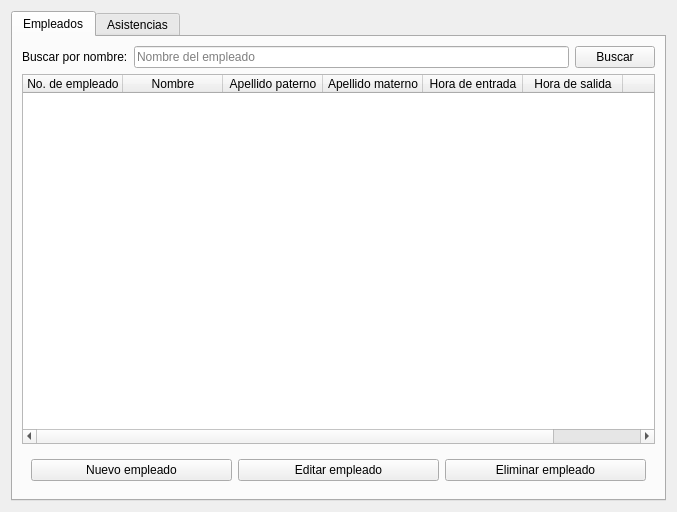
Old version of the form ui/VentanaAdministrador.ui in the repository kevin-luna/AsistenciaEmpleados.
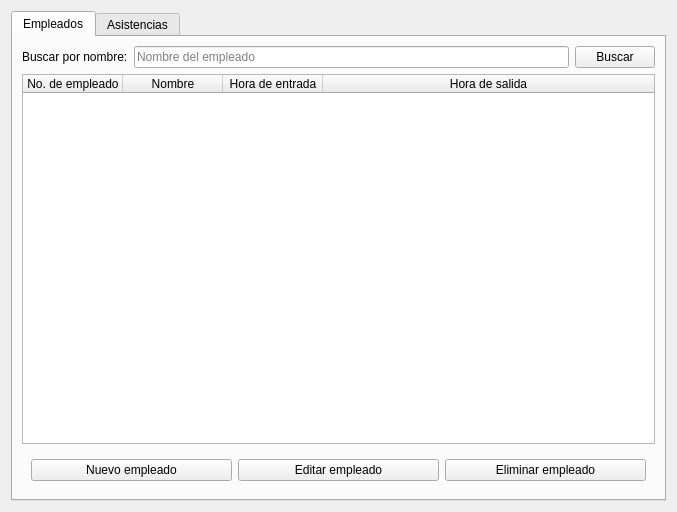
New version of the form. The open tabs and pages were chosen to show the change.

Commit message: Se modificó la vista del administrador.

```diff
--- a/ui/VentanaAdministrador.ui
+++ b/ui/VentanaAdministrador.ui
@@ -53,6 +53,18 @@
        </item>
        <item row="1" column="0" colspan="3">
         <widget class="QTableWidget" name="tablaEmpleados">
+         <property name="editTriggers">
+          <set>QAbstractItemView::NoEditTriggers</set>
+         </property>
+         <attribute name="horizontalHeaderCascadingSectionResizes">
+          <bool>true</bool>
+         </attribute>
+         <attribute name="horizontalHeaderStretchLastSection">
+          <bool>true</bool>
+         </attribute>
+         <attribute name="verticalHeaderStretchLastSection">
+          <bool>false</bool>
+         </attribute>
          <column>
           <property name="text">
            <string>No. de empleado</string>
@@ -63,16 +75,6 @@
            <string>Nombre</string>
           </property>
          </column>
-         <column>
-          <property name="text">
-           <string>Apellido paterno</string>
-          </property>
-         </column>
-         <column>
-          <property name="text">
-           <string>Apellido materno</string>
-          </property>
-         </column>
          <column>
           <property name="text">
            <string>Hora de entrada</string>
@@ -83,11 +85,6 @@
            <string>Hora de salida</string>
           </property>
          </column>
-         <column>
-          <property name="text">
-           <string/>
-          </property>
-         </column>
         </widget>
        </item>
        <item row="2" column="0" colspan="3">
```
Left out of the diff: 16 changed lines with no effect on the pictures. The commit also changes 1 other file.
